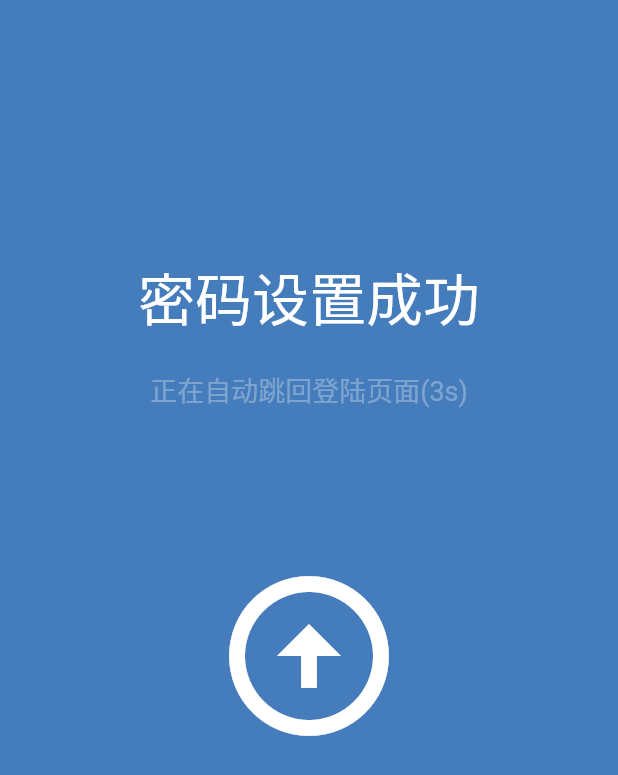
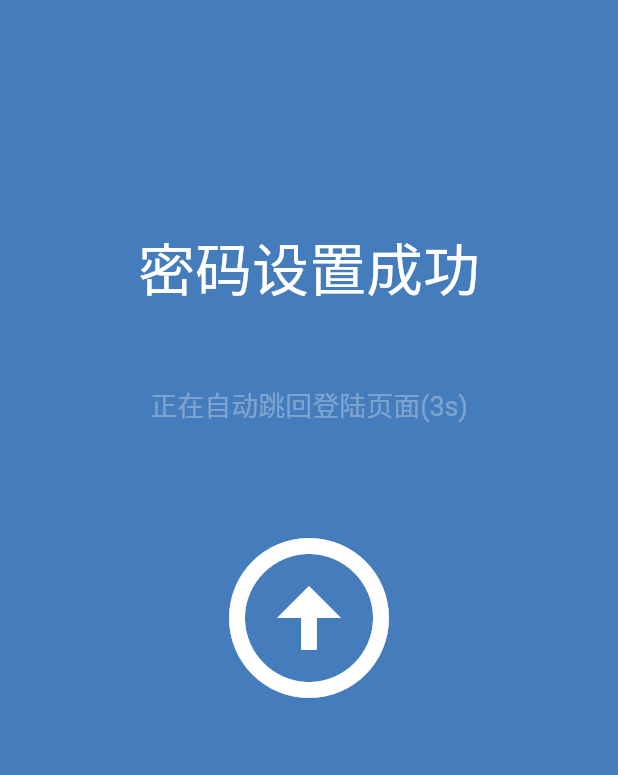
Before and after one commit to EarlyAnt/MyFlutter, a Flutter app: the screen it shows after launch, on a phone screen of 412 x 824 dp. Shown: the top 775 px of the screen. Run offline on Flutter 3.47's test engine with Material 2 defaults, Android fonts, the phone set to English and light mode, and no system bars; our stand-ins replace camera, dio, shared_preferences, video_player; missing offline and left inert: common_utils.

Commit message:
1.password_changed_widget.dart脚本，页面改为自适应布局。

```diff
--- a/myflutter/lib/module/login/src/password_changed_widget.dart
+++ b/myflutter/lib/module/login/src/password_changed_widget.dart
@@ -27,21 +27,23 @@ class _PasswordChangedWidgetState extends State<PasswordChangedWidget> {
     return Container(
       child: Scaffold(
           backgroundColor: Color.fromARGB(255, 69, 124, 187),
-        body: Container(
+          body: Stack(children: [
+            Center(child: imgOK()),
+            Padding(
+              padding: EdgeInsets.only(top: 150),
               child: Column(
                 mainAxisAlignment: MainAxisAlignment.start,
+                mainAxisSize: MainAxisSize.min,
                 crossAxisAlignment: CrossAxisAlignment.stretch,
                 children: [
-              SizedBox(height: 170),
                   _txtTitle(),
-              SizedBox(height: 20),
-              _txtTransferPage(),
-              SizedBox(height: 100),
-              imgOK(),
+                  Padding(
+                      padding: EdgeInsets.only(top: 50),
+                      child: _txtTransferPage()),
                 ],
               ),
             ),
-      ),
+          ])),
     );
   }
 
```
Lines whose indentation alone changed are shown as unchanged.
